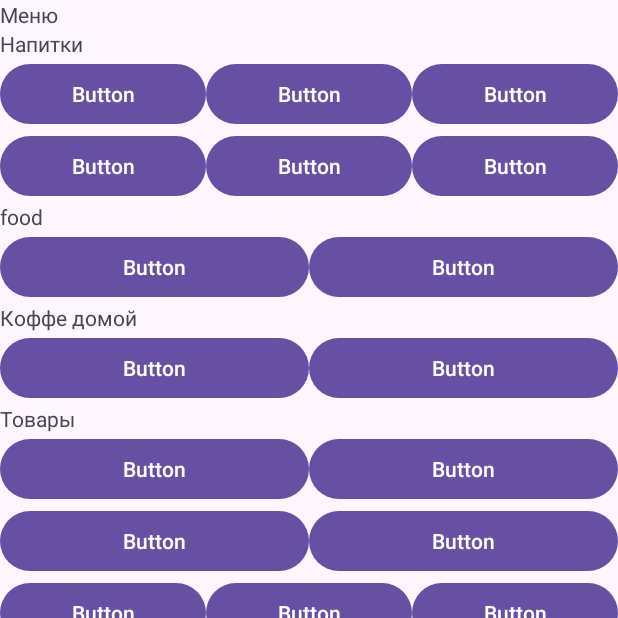
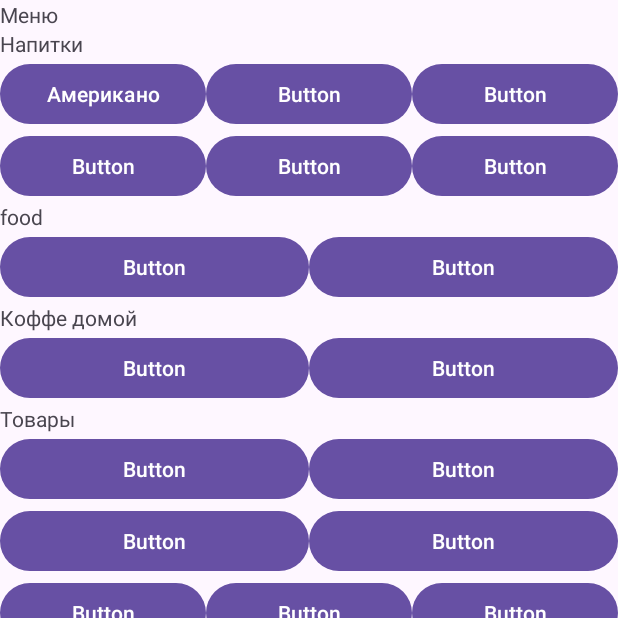
Before and after one commit to Joe6355/Coffe_DSV, an Android app: the MainActivity2 screen opened directly, with no data from a screen before it, on a phone screen of 412 x 824 dp, the top half of it. Run offline under Robolectric (Android 15) with nearby library versions, the phone set to English and light mode, and no system bars.

Commit message:
-Переименовал кнопку

```diff
--- a/app/src/main/res/layout/activity_main2.xml
+++ b/app/src/main/res/layout/activity_main2.xml
@@ -40,7 +40,7 @@
                     android:layout_width="0dp"
                     android:layout_height="wrap_content"
                     android:layout_weight="1"
-                    android:text="Button" />
+                    android:text="Американо" />
 
                 <Button
                     android:id="@+id/button3"
```
